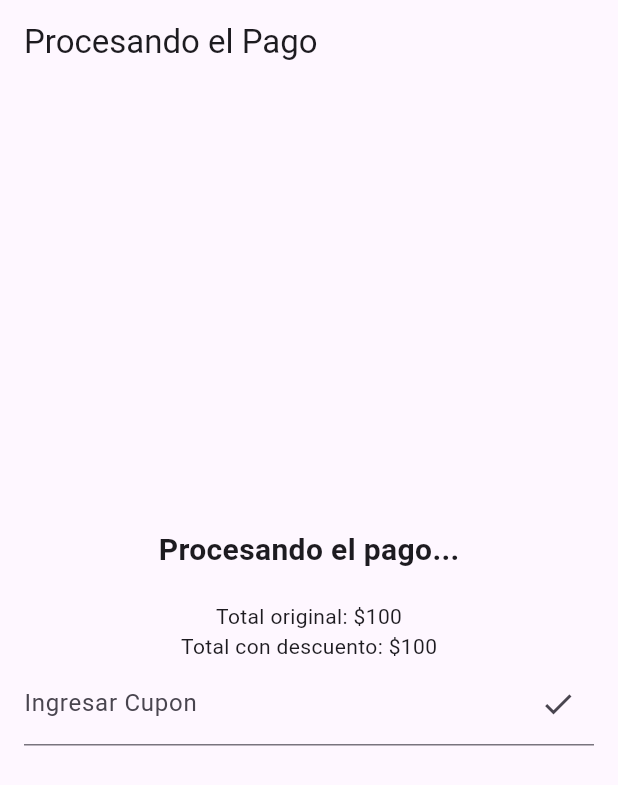
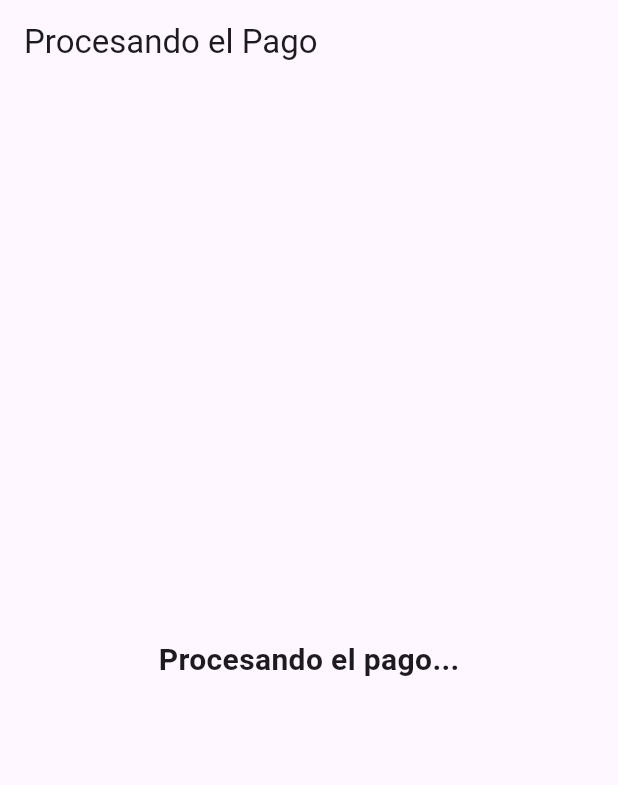
Before and after one commit to naranjaFanta/tp3_appnike, a Flutter app: the PaymentScreen screen opened by its route, on a phone screen of 412 x 824 dp. Shown: the top 785 px of the screen. Run offline on Flutter 3.47's test engine with Material 3 defaults, Android fonts, the phone set to English and light mode, and no system bars; our stand-ins replace cloud_firestore, firebase_auth, firebase_core, flutter_riverpod, flutter_svg, go_router; accounts and stored records are empty.

```diff
--- a/lib/domain/discounts/coupon.dart
+++ b/lib/domain/discounts/coupon.dart
@@ -1,7 +1,11 @@
 class Coupon {
   final String code;
   final int discountPercent;
-  bool isUsed = false;
+  bool isUsed; // Cambia el estado del cupón
 
-  Coupon({required this.code, required this.discountPercent});
+  Coupon({
+    required this.code,
+    required this.discountPercent,
+    this.isUsed = false, // Por defecto, el cupón no está usado
+  });
 }
--- a/lib/presentation/screens/payments/payment_screen.dart
+++ b/lib/presentation/screens/payments/payment_screen.dart
@@ -1,8 +1,6 @@
 import 'dart:async';
 import 'package:appnike/presentation/screens/payments/payment_confirmation_screen.dart';
 import 'package:flutter/material.dart';
-import 'package:appnike/database/discounts/coupons.database.dart';
-import 'package:appnike/domain/discounts/coupon.dart';
 
 class PaymentScreen extends StatefulWidget {
   final String userEmail;
@@ -14,17 +12,11 @@ class PaymentScreen extends StatefulWidget {
 }
 
 class _PaymentScreenState extends State<PaymentScreen> {
-  final TextEditingController _couponController = TextEditingController();
-  int originalTotalAmount = 100; // Example initial total amount
-  int discountedTotalAmount = 100;
-  String message = "";
-
-
   @override
   void initState() {
     super.initState();
-    // Temporizador de 4 segundos para simular el procesamiento del pago
-    Timer(const Duration(seconds: 12), () {
+    // Temporizador de 12 segundos para simular el procesamiento del pago
+    Timer(const Duration(seconds: 5), () {
       Navigator.pushReplacement(
         context,
         MaterialPageRoute(
@@ -36,65 +28,17 @@ class _PaymentScreenState extends State<PaymentScreen> {
     });
   }
 
-
-// Funcion para cupones
-  void applyCoupon() {
-    String enteredCode = _couponController.text;
-    Coupon? coupon = couponDB.firstWhere(
-      (c) => c.code == enteredCode && !c.isUsed,
-    );
-
-    if (coupon != null) {
-      setState(() {
-        double discount = (coupon.discountPercent / 100) * originalTotalAmount;
-        discountedTotalAmount = originalTotalAmount - discount.toInt();
-        coupon.isUsed = true; // Marca como usado o no
-        message = "Cupon de ${coupon.discountPercent}% aplicado.";
-      });
-    } else {
-      setState(() {
-        message = "Cupon usado o invalido.";
-      });
-    }
-  }
-
-
-
-
   @override
   Widget build(BuildContext context) {
     return Scaffold(
       appBar: AppBar(
         title: const Text('Procesando el Pago'),
       ),
-      body: Column(
-        mainAxisAlignment: MainAxisAlignment.center,
-        children: [
-          const Center(
-            child: Text(
-              'Procesando el pago...',
-              style: TextStyle(fontSize: 20, fontWeight: FontWeight.bold),
-            ),
-          ),
-          SizedBox(height: 20),
-          Text("Total original: \$${originalTotalAmount}"),
-          Text("Total con descuento: \$${discountedTotalAmount}"),
-          Padding(
-            padding: const EdgeInsets.symmetric(horizontal: 16),
-            child: TextField(
-              controller: _couponController,
-              decoration: InputDecoration(
-                labelText: "Ingresar Cupon",
-                suffixIcon: IconButton(
-                  icon: Icon(Icons.check),
-                  onPressed: applyCoupon,
-                ),
-              ),
-            ),
-          ),
-          SizedBox(height: 10),
-          Text(message, style: TextStyle(color: Colors.green)),
-        ],
+      body: const Center(
+        child: Text(
+          'Procesando el pago...',
+          style: TextStyle(fontSize: 20, fontWeight: FontWeight.bold),
+        ),
       ),
     );
   }
```
Also changed, not shown: lib/presentation/components/common/main_drawer.dart (+1 -7 lines), lib/presentation/components/discounts/discount_card.dart (+40 -38 lines), lib/presentation/providers/cart_provider.dart (+29 -2 lines), lib/presentation/screens/cart/cart_screen.dart (+46 -3 lines), lib/presentation/screens/discounts/discounts_screen.dart (+24 -34 lines), lib/database/discounts/coupons.database.dart (line endings or trailing spaces), pubspec.lock.
